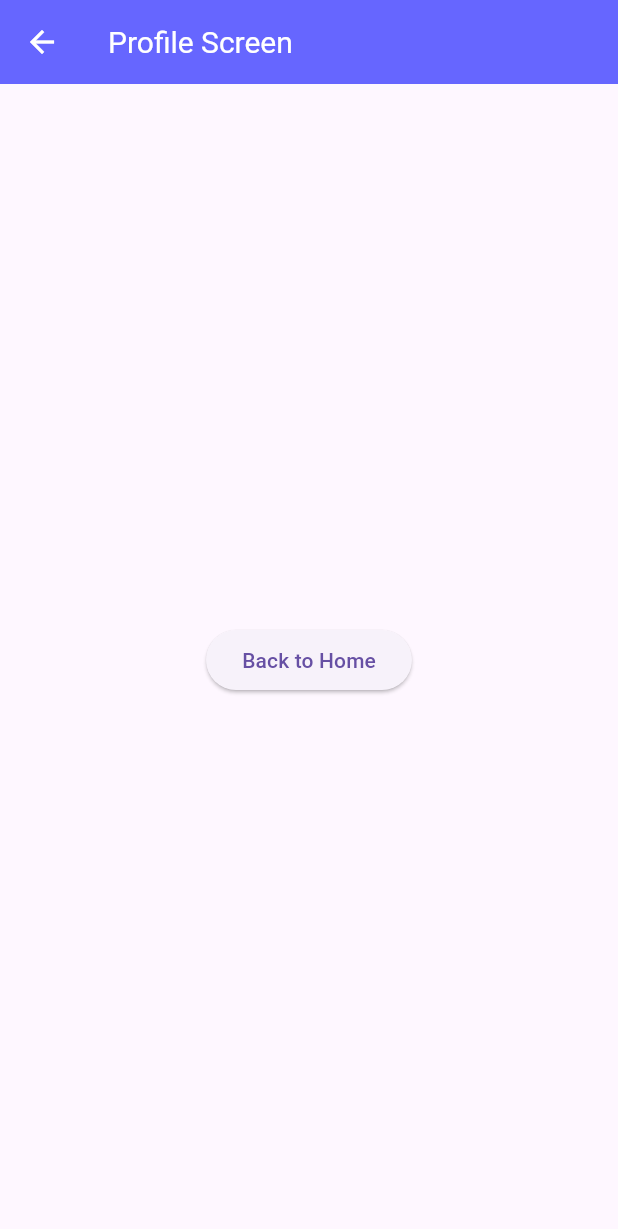
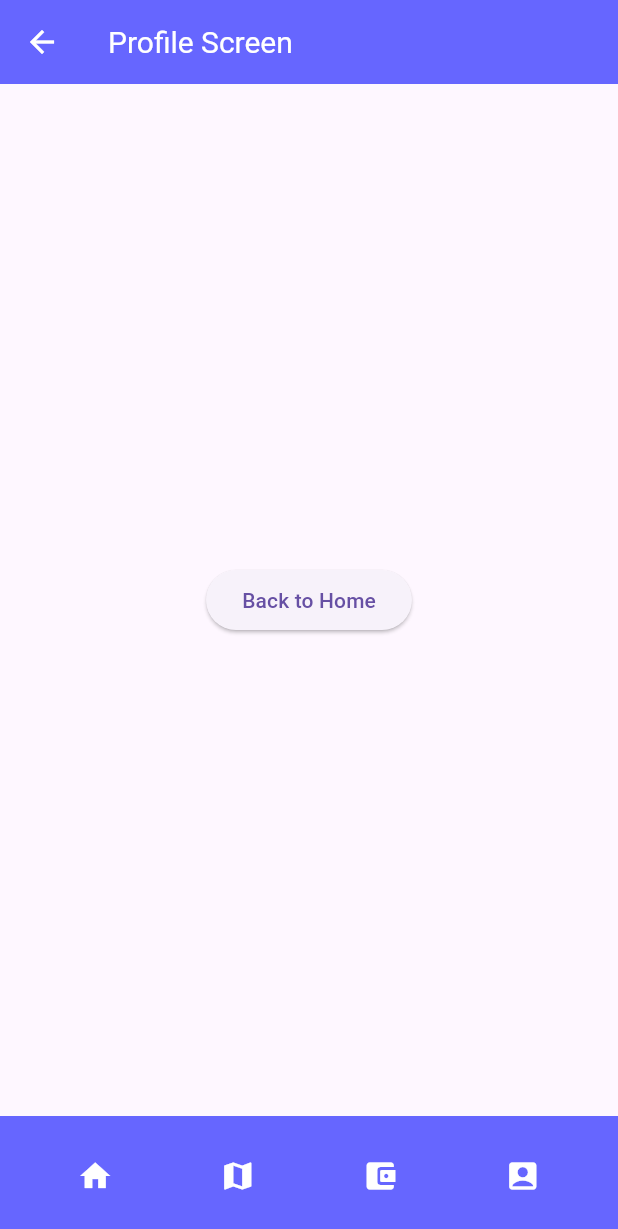
Before and after one commit to WesleyMaciel2510/Flutter-Angular, a Flutter app: the screen it shows after launch, after a tap on "Go to Profile", on a phone screen of 412 x 824 dp. Shown: the top 1229 px of the screen. Run offline on Flutter 3.47's test engine with Material 3 defaults, Android fonts, the phone set to English and light mode, and no system bars.

Commit message:
Bottom Navigation Added

```diff
--- a/lib/main.dart
+++ b/lib/main.dart
@@ -1,14 +1,14 @@
 import 'package:flutter/material.dart';
-import 'src/routes/index.dart';
 import 'package:flutter/services.dart';
+import 'package:flutter_angular/src/routes/index.dart';
 
 void main() {
   runApp(const MyApp());
-   SystemChrome.setSystemUIOverlayStyle(
+  SystemChrome.setSystemUIOverlayStyle(
     const SystemUiOverlayStyle(
-      statusBarColor: Color(0xFF6666FF), // Color of the status bar
-      statusBarIconBrightness: Brightness.light, // Status bar icons color
-      statusBarBrightness: Brightness.dark, // Status bar background brightness
+      statusBarColor: Color(0xFF6666FF),
+      statusBarIconBrightness: Brightness.light,
+      statusBarBrightness: Brightness.dark,
     ),
   );
 }
@@ -22,15 +22,15 @@ class MyApp extends StatelessWidget {
       title: 'Flutter Navigation',
       debugShowCheckedModeBanner: false,
       theme: ThemeData(
-        primarySwatch: Colors.blue, // This sets the AppBar color
+        primarySwatch: Colors.blue,
         appBarTheme: const AppBarTheme(
-          backgroundColor: Color(0xFF6666FF), // Hex color for AppBar
+          backgroundColor: Color(0xFF6666FF),
           titleTextStyle: TextStyle(
-            color: Colors.white, // Color of the AppBar title text
-            fontSize: 20, // Optionally, set the font size
+            color: Colors.white,
+            fontSize: 20,
           ),
           iconTheme: IconThemeData(
-            color: Colors.white, // Color of the AppBar icons (including back arrow)
+            color: Colors.white,
           ),
         ),
       ),
--- /dev/null
+++ b/lib/src/components/bottom_nav_bar.dart
@@ -0,0 +1,60 @@
+import 'package:flutter/material.dart';
+import '../routes/index.dart';
+
+class BottomNavBar extends StatelessWidget {
+  const BottomNavBar({super.key});
+
+  @override
+  Widget build(BuildContext context) {
+    return BottomAppBar(
+      color: const Color(0xFF6666FF),
+      child: Row(
+        mainAxisAlignment: MainAxisAlignment.spaceAround,
+        children: <Widget>[
+          IconButton(
+            icon: const Icon(Icons.home),
+            color: Colors.white,
+            onPressed: () {
+              Navigator.of(context).pushNamed(AppRoutes.home);
+            },
+          ),
+          IconButton(
+            icon: const Icon(Icons.map),
+            color: Colors.white,
+            onPressed: () {
+              Navigator.of(context).pushNamed(AppRoutes.map);
+            },
+          ),
+          IconButton(
+            icon: const Icon(Icons.account_balance_wallet_rounded),
+            color: Colors.white,
+            onPressed: () {
+              Navigator.of(context).pushNamed(AppRoutes.wallet);
+            },
+          ),
+          IconButton(
+            icon: const Icon(Icons.account_box),
+            color: Colors.white,
+            onPressed: () {
+              Navigator.of(context).pushNamed(AppRoutes.profile);
+            },
+          ),
+        ],
+      ),
+    );
+  }
+}
+
+class AppScaffold extends StatelessWidget {
+  final Widget body;
+
+  const AppScaffold({required this.body, super.key});
+
+  @override
+  Widget build(BuildContext context) {
+    return Scaffold(
+      body: body,
+      bottomNavigationBar: const BottomNavBar(),
+    );
+  }
+}
--- a/lib/src/routes/index.dart
+++ b/lib/src/routes/index.dart
@@ -1,18 +1,43 @@
 import 'package:flutter/material.dart';
 import 'package:flutter_angular/src/routes/fade_transitions.dart';
 import '../screens/home/index.dart';
+import '../screens/map/index.dart';
+import '../screens/wallet/index.dart';
 import '../screens/profile/index.dart';
+import '../components/bottom_nav_bar.dart';
 
 class AppRoutes {
   static const String home = '/';
+  static const String map = '/map';
+  static const String wallet = '/wallet';
   static const String profile = '/profile';
 
   static Route<dynamic> generateRoute(RouteSettings settings) {
     switch (settings.name) {
       case home:
-        return FadePageRoute(page: const HomeScreen());
+        return FadePageRoute(
+          page: const AppScaffold(
+            body: HomeScreen(),
+          ),
+        );
+      case map:
+        return FadePageRoute(
+          page: const AppScaffold(
+            body: MapScreen(),
+          ),
+        );
+      case wallet:
+        return FadePageRoute(
+          page: const AppScaffold(
+            body: WalletScreen(),
+          ),
+        );
       case profile:
-        return FadePageRoute(page: const ProfileScreen());
+        return FadePageRoute(
+          page: const AppScaffold(
+            body: ProfileScreen(),
+          ),
+        );
       default:
         return MaterialPageRoute(
           builder: (_) => const Scaffold(
```
Also changed, not shown: lib/src/screens/map/index.dart (added, +22 -0 lines), lib/src/screens/wallet/index.dart (added, +22 -0 lines).
